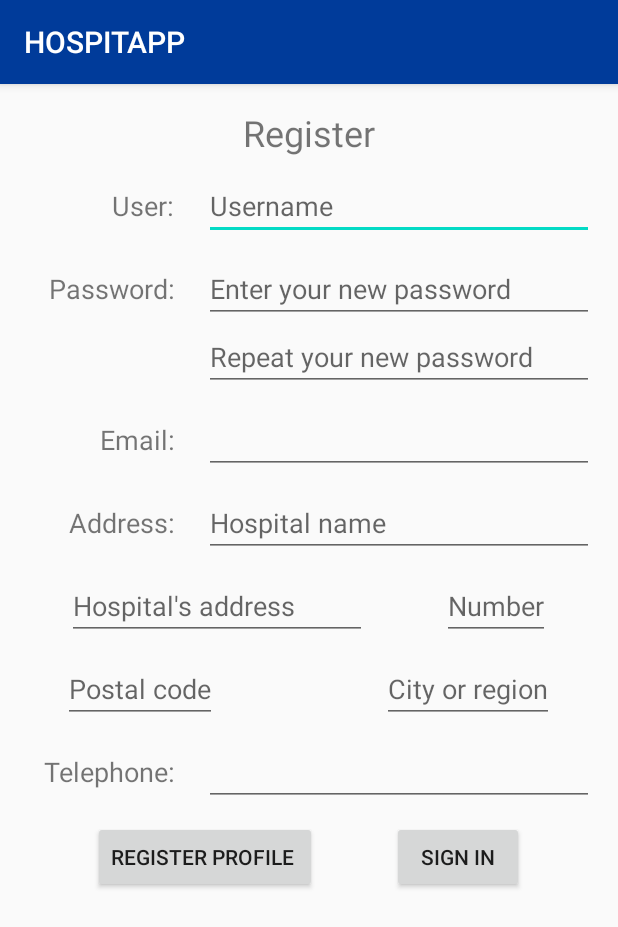
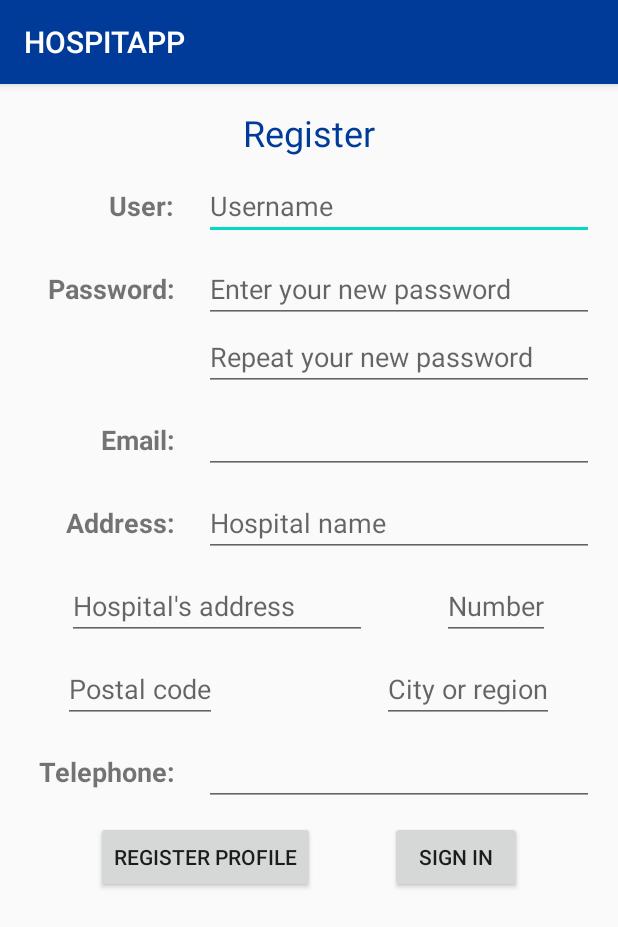
Before and after one commit to SergioMiguez/Kill-the-Creature-Hackathon, an Android app: the RegisterActivity screen opened directly, with no data from a screen before it, on a phone screen of 412 x 824 dp. Shown: the top 927 px of the screen. Run offline under Robolectric (Android 15) with nearby library versions, the phone set to English and light mode, and no system bars; our stand-ins replace Volley; network calls fail.

Commit message:
Register page format improved

```diff
--- a/Android-dev/HOSPITAPP/app/src/main/res/layout/activity_user_register.xml
+++ b/Android-dev/HOSPITAPP/app/src/main/res/layout/activity_user_register.xml
@@ -21,8 +21,9 @@
             android:id="@+id/welcome_text"
             android:layout_width="wrap_content"
             android:layout_height="wrap_content"
-            android:text="Register"
+            android:text="@string/userRegister"
             android:textSize="24sp"
+            android:textColor="@color/colorPrimary"
             tools:layout_editor_absoluteX="16dp"
             tools:layout_editor_absoluteY="32dp"
             >
@@ -43,7 +44,8 @@
             android:id="@+id/name_text"
             android:layout_width="wrap_content"
             android:layout_height="wrap_content"
-            android:text="User:"
+            android:text="@string/userPrompt"
+            android:textStyle="bold"
             android:textSize="18sp"
             >
 
@@ -53,7 +55,7 @@
             android:id="@+id/nameRegistered"
             android:layout_width="260dp"
             android:layout_height="wrap_content"
-            android:hint="Username"
+            android:hint="@string/userHintRegister"
             android:layout_marginLeft="20dp"
             >
 
@@ -74,7 +76,8 @@
             android:layout_width="wrap_content"
             android:layout_height="wrap_content"
             android:layout_marginRight="19dp"
-            android:text="Password:"
+            android:text="@string/registerPassword"
+            android:textStyle="bold"
             android:textSize="18sp"
             >
 
@@ -84,7 +87,7 @@
             android:id="@+id/passwordRegistered"
             android:layout_width="260dp"
             android:layout_height="wrap_content"
-            android:hint="Enter your new password"
+            android:hint="@string/passwordFirstRegister"
             android:inputType="textPassword"
             >
 
@@ -104,7 +107,7 @@
             android:id="@+id/checkPasswordRegistered"
             android:layout_width="260dp"
             android:layout_height="wrap_content"
-            android:hint="Repeat your new password"
+            android:hint="@string/passwordSecondRegister"
             android:inputType="textPassword"
             >
 
@@ -123,7 +126,8 @@
             android:id="@+id/email_text"
             android:layout_width="wrap_content"
             android:layout_height="wrap_content"
-            android:text="Email:"
+            android:text="@string/emailRegisterPrompt"
+            android:textStyle="bold"
             android:layout_marginRight="19dp"
             android:textSize="18sp"
             >
@@ -154,7 +158,8 @@
             android:id="@+id/direction_text"
             android:layout_width="wrap_content"
             android:layout_height="wrap_content"
-            android:text="Address:"
+            android:text="@string/addressRegister"
+            android:textStyle="bold"
             android:layout_marginRight="19dp"
             android:textSize="18sp">
 
@@ -164,7 +169,7 @@
             android:id="@+id/nameHospitalRegistered"
             android:layout_width="260dp"
             android:layout_height="wrap_content"
-            android:hint="Hospital name"
+            android:hint="@string/nameRegisterHint"
             >
 
         </EditText>
@@ -183,7 +188,7 @@
             android:layout_width="200dp"
             android:layout_height="wrap_content"
             android:layout_marginRight="50dp"
-            android:hint="Hospital's address">
+            android:hint="@string/addressRegisterHint">
 
         </EditText>
 
@@ -191,7 +196,7 @@
             android:id="@+id/numberStreetRegistered"
             android:layout_width="wrap_content"
             android:layout_height="wrap_content"
-            android:hint="Number"
+            android:hint="@string/numberRegisterHint"
             android:inputType="number">
 
         </EditText>
@@ -210,7 +215,7 @@
             android:id="@+id/CPRegistered"
             android:layout_width="wrap_content"
             android:layout_height="wrap_content"
-            android:hint="Postal code"
+            android:hint="@string/postalRegisterHint"
             android:layout_marginRight="110dp"
             android:inputType="number"
             >
@@ -221,7 +226,7 @@
             android:id="@+id/cityRegistered"
             android:layout_width="wrap_content"
             android:layout_height="wrap_content"
-            android:hint="City or region"
+            android:hint="@string/cityRegisterHint"
             >
 
         </EditText>
@@ -242,7 +247,8 @@
             android:id="@+id/telephone_text"
             android:layout_width="wrap_content"
             android:layout_height="wrap_content"
-            android:text="Telephone:"
+            android:text="@string/telephoneRegisterPrompt"
+            android:textStyle="bold"
             android:layout_marginRight="19dp"
             android:textSize="18sp"
             >
@@ -273,7 +279,7 @@
             android:layout_width="wrap_content"
             android:layout_height="wrap_content"
 
-            android:text="Register profile "
+            android:text="@string/registerProfileRegisterBtn"
             app:layout_constraintBottom_toBottomOf="parent"
             app:layout_constraintEnd_toEndOf="parent"
             app:layout_constraintHorizontal_bias="0.498"
@@ -285,7 +291,7 @@
             android:id="@+id/singInButton"
             android:layout_width="wrap_content"
             android:layout_height="wrap_content"
-            android:text="Sign in"
+            android:text="@string/signinRegisterBtn"
             android:layout_marginLeft="50dp"
             >
 
--- a/Android-dev/HOSPITAPP/app/src/main/res/values/strings.xml
+++ b/Android-dev/HOSPITAPP/app/src/main/res/values/strings.xml
@@ -88,5 +88,21 @@
     <string name="itemProviderListProvider">Provider</string>
     <string name="particularName">Name</string>
     <string name="materialName">Name</string>
+    <string name="userRegister">Register</string>
+    <string name="userPrompt">User:</string>
+    <string name="registerPassword">Password:</string>
+    <string name="userHintRegister">Username</string>
+    <string name="passwordFirstRegister">Enter your new password</string>
+    <string name="passwordSecondRegister">Repeat your new password</string>
+    <string name="emailRegisterPrompt">Email:</string>
+    <string name="addressRegister">Address:</string>
+    <string name="telephoneRegisterPrompt">Telephone:</string>
+    <string name="cityRegisterHint">City or region</string>
+    <string name="postalRegisterHint">Postal code</string>
+    <string name="numberRegisterHint">Number</string>
+    <string name="addressRegisterHint">Hospital\'s address</string>
+    <string name="nameRegisterHint">Hospital name</string>
+    <string name="signinRegisterBtn">Sign in</string>
+    <string name="registerProfileRegisterBtn">Register profile</string>
 
 </resources>
```
